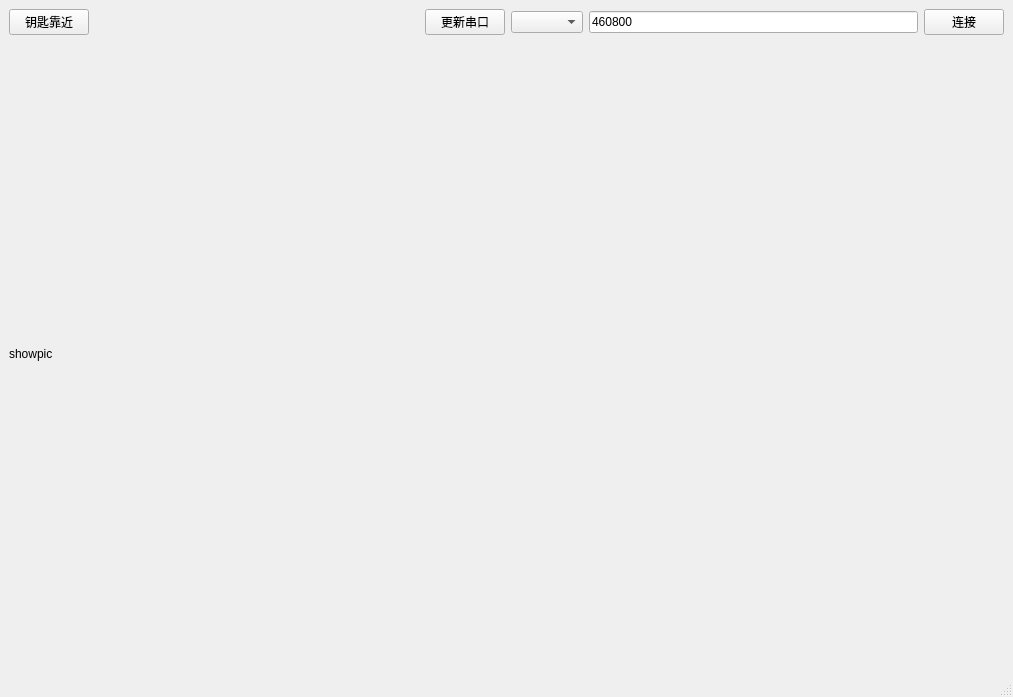
Before: the Qt Designer form mainwindow.ui in wood1139/trunk_door_demo, drawn with Qt 5.
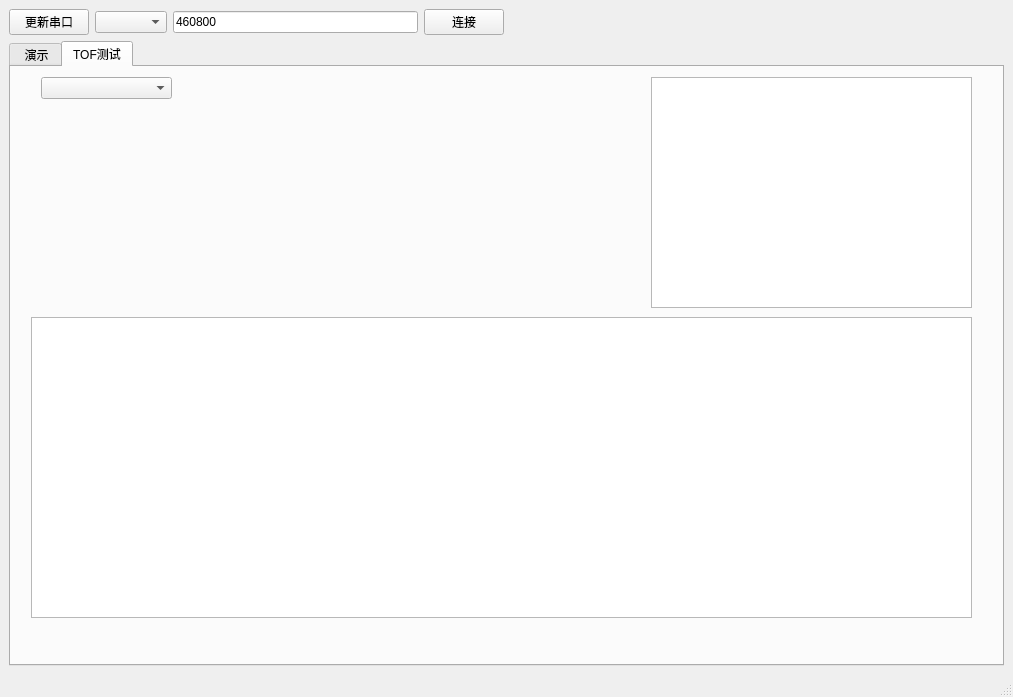
After: the same form once the commit is applied. Custom widgets are drawn as their Qt base class.

Diff of the .ui file:
```diff
--- a/mainwindow.ui
+++ b/mainwindow.ui
@@ -14,32 +14,25 @@
    <string>尾门感应演示</string>
   </property>
   <widget class="QWidget" name="centralwidget">
-   <layout class="QGridLayout" name="gridLayout">
-    <item row="0" column="0">
-     <widget class="QPushButton" name="pushButton_test">
-      <property name="text">
-       <string>钥匙靠近</string>
-      </property>
-     </widget>
-    </item>
+   <layout class="QGridLayout" name="gridLayout_2">
     <item row="0" column="1">
+     <spacer name="horizontalSpacer">
+      <property name="orientation">
+       <enum>Qt::Horizontal</enum>
+      </property>
+      <property name="sizeHint" stdset="0">
+       <size>
+        <width>491</width>
+        <height>20</height>
+       </size>
+      </property>
+     </spacer>
+    </item>
+    <item row="0" column="0">
      <layout class="QHBoxLayout" name="horizontalLayout">
       <property name="sizeConstraint">
        <enum>QLayout::SetMinimumSize</enum>
       </property>
-      <item>
-       <spacer name="horizontalSpacer">
-        <property name="orientation">
-         <enum>Qt::Horizontal</enum>
-        </property>
-        <property name="sizeHint" stdset="0">
-         <size>
-          <width>40</width>
-          <height>20</height>
-         </size>
-        </property>
-       </spacer>
-      </item>
       <item>
        <widget class="QPushButton" name="pushButton_refreshComList">
         <property name="text">
@@ -67,10 +60,66 @@
      </layout>
     </item>
     <item row="1" column="0" colspan="2">
-     <widget class="QLabel" name="label_pic">
-      <property name="text">
-       <string>showpic</string>
+     <widget class="QTabWidget" name="tabWidget">
+      <property name="currentIndex">
+       <number>1</number>
       </property>
+      <widget class="QWidget" name="tabDemo">
+       <attribute name="title">
+        <string> 演示</string>
+       </attribute>
+       <layout class="QGridLayout" name="gridLayout">
+        <item row="0" column="0">
+         <widget class="QPushButton" name="pushButton_test">
+          <property name="text">
+           <string>钥匙靠近</string>
+          </property>
+         </widget>
+        </item>
+        <item row="1" column="0">
+         <widget class="QLabel" name="label_pic">
+          <property name="text">
+           <string>showpic</string>
+          </property>
+         </widget>
+        </item>
+       </layout>
+      </widget>
+      <widget class="QWidget" name="tabTest">
+       <attribute name="title">
+        <string>TOF测试</string>
+       </attribute>
+       <widget class="QTableView" name="tableView">
+        <property name="geometry">
+         <rect>
+          <x>640</x>
+          <y>10</y>
+          <width>321</width>
+          <height>231</height>
+         </rect>
+        </property>
+       </widget>
+       <widget class="QChartView" name="graphicsView">
+        <property name="geometry">
+         <rect>
+          <x>20</x>
+          <y>250</y>
+          <width>941</width>
+          <height>301</height>
+         </rect>
+        </property>
+       </widget>
+       <widget class="QComboBox" name="comboBox_mode">
+        <property name="geometry">
+         <rect>
+          <x>30</x>
+          <y>10</y>
+          <width>131</width>
+          <height>22</height>
+         </rect>
+        </property>
+       </widget>
+      </widget>
      </widget>
     </item>
    </layout>
@@ -87,6 +136,18 @@
   </widget>
   <widget class="QStatusBar" name="statusbar"/>
  </widget>
+ <customwidgets>
+  <customwidget>
+   <class>QChartView</class>
+   <extends>QGraphicsView</extends>
+   <header location="global">QtCharts</header>
+  </customwidget>
+ </customwidgets>
+ <tabstops>
+  <tabstop>comboBox_comList</tabstop>
+  <tabstop>pushButton_connectCom</tabstop>
+  <tabstop>lineEdit_baudrate</tabstop>
+ </tabstops>
  <resources/>
  <connections/>
 </ui>
```
Left out of the diff: 4 changed lines with no effect on the pictures.
